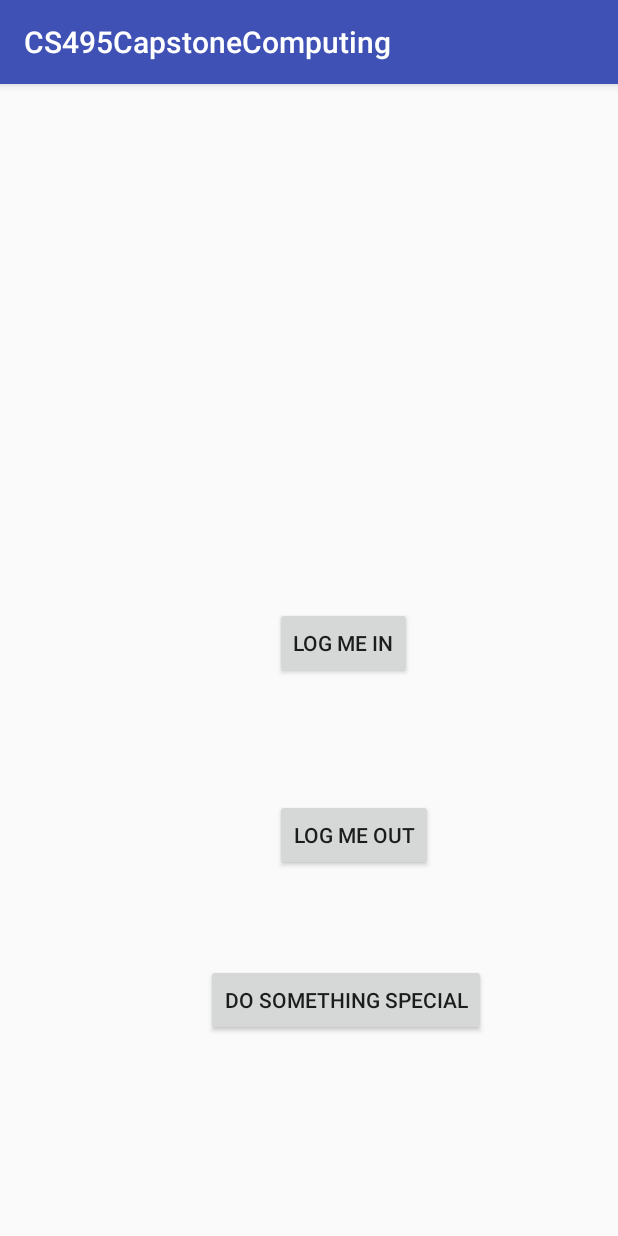
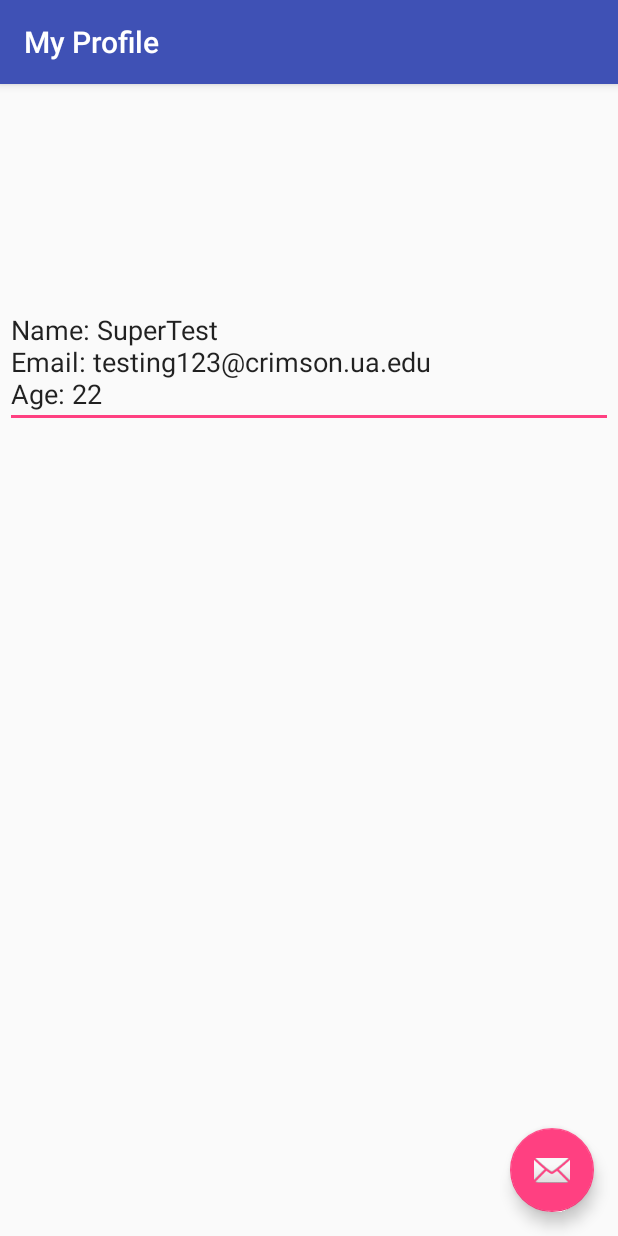
Before and after one commit to krowdedapp/krowdedapp.github.io, an Android app: the screen it shows after launch (TesterActivity before the commit, ProfileActivity after it), on a phone screen of 412 x 824 dp. Run offline under Robolectric (Android 15) with nearby library versions, the light colour scheme and no system bars; 1 statement that could not run was skipped.

Commit message:
Did everything

```diff
--- a/Krowded-Mobile-App/Hello World App/build.gradle
+++ b/Krowded-Mobile-App/Hello World App/build.gradle
@@ -37,6 +37,7 @@ dependencies {
     implementation 'com.android.support:support-v4:26.1.0'
     // implementation 'com.android.support:support-v4:27.1.0'
     //    implementation 'com.android.support:recyclerview-v7:26.1.0'
+    implementation 'com.android.support:design:26.1.0'
     compile fileTree(include: ['*.jar'], dir: 'libs')
     androidTestCompile('com.android.support.test.espresso:espresso-core:2.2.2', {
         exclude group: 'com.android.support', module: 'support-annotations'
@@ -52,4 +53,5 @@ dependencies {
     //compile 'com.squareup.picasso:picasso:2.71828'
     //'com.squareup.picasso:picasso:3.0.0'
     implementation project(':mysql-connector-java-5.1.46')
+    implementation 'com.google.android.gms:play-services-ads:12.0.1'
 }
--- /dev/null
+++ b/Krowded-Mobile-App/Hello World App/src/main/java/com/example/thebestteam/cs495capstonecomputing/ProfileActivity.java
@@ -0,0 +1,42 @@
+package com.example.thebestteam.cs495capstonecomputing;
+
+import android.os.Bundle;
+import android.support.design.widget.FloatingActionButton;
+import android.support.design.widget.Snackbar;
+import android.support.v7.app.AppCompatActivity;
+import android.support.v7.widget.Toolbar;
+import android.view.View;
+import android.widget.TextView;
+
+import static com.example.thebestteam.cs495capstonecomputing.MainActivity.*;
+
+
+public class ProfileActivity extends AppCompatActivity {
+    User user;
+
+    TextView infoBox;
+
+
+    @Override
+    protected void onCreate(Bundle savedInstanceState) {
+        super.onCreate(savedInstanceState);
+        setContentView(R.layout.activity_profile);
+        Toolbar toolbar = (Toolbar) findViewById(R.id.toolbar);
+        setSupportActionBar(toolbar);
+
+        FloatingActionButton fab = (FloatingActionButton) findViewById(R.id.fab);
+        fab.setOnClickListener(new View.OnClickListener() {
+            @Override
+            public void onClick(View view) {
+                Snackbar.make(view, "Replace with your own action", Snackbar.LENGTH_LONG)
+                        .setAction("Action", null).show();
+            }
+        });
+
+        user = new User();
+        user.logIn("SuperTest","testing123@crimson.ua.edu",22,1,0);
+        infoBox = (TextView)findViewById(R.id.txtInfo);
+        infoBox.setText("Name: " + user.name() + "\nEmail: " + user.email() + "\nAge: " + user.age());
+    }
+
+}
--- a/Krowded-Mobile-App/Hello World App/src/main/java/com/example/thebestteam/cs495capstonecomputing/User.java
+++ b/Krowded-Mobile-App/Hello World App/src/main/java/com/example/thebestteam/cs495capstonecomputing/User.java
@@ -14,21 +14,36 @@ public class User {
     private String email;
     public String email() { return email; }
 
-    public void User() {
+    private int age;
+    public int age() { return age; }
+
+    private int sex;
+    public int sex() { return sex; }
+
+    private boolean isBusiness;
+    public boolean isBusiness() { return isBusiness; }
+
+    public User() {
         loggedIn = false;
         email = "nobody@loggedout.com";
         name = "Guest";
     }
 
-    public void logIn(String uName, String uEmail) {
+    public void logIn(String uName, String uEmail, int uAge, int uSex, int uType) {
         loggedIn = true;
         name = uName;
         email = uEmail;
+        age = uAge;
+        sex = uSex;
+        if (uType == 1) { isBusiness = true; } else isBusiness = false;
     }
 
     public void logOut() {
         loggedIn = false;
         email = "nobody@loggedout.com";
         name = "Guest";
+        age = 0;
+        sex = -1;
+        isBusiness = false;
     }
 }
--- /dev/null
+++ b/Krowded-Mobile-App/Hello World App/src/main/res/layout/activity_profile.xml
@@ -0,0 +1,36 @@
+<?xml version="1.0" encoding="utf-8"?>
+<android.support.design.widget.CoordinatorLayout xmlns:android="http://schemas.android.com/apk/res/android"
+    xmlns:app="http://schemas.android.com/apk/res-auto"
+    xmlns:tools="http://schemas.android.com/tools"
+    android:layout_width="match_parent"
+    android:layout_height="match_parent"
+    tools:context="com.example.thebestteam.cs495capstonecomputing.ProfileActivity">
+
+    <android.support.design.widget.AppBarLayout
+        android:layout_width="match_parent"
+        android:layout_height="wrap_content"
+        android:theme="@style/AppTheme.AppBarOverlay">
+
+        <android.support.v7.widget.Toolbar
+            android:id="@+id/toolbar"
+            android:layout_width="match_parent"
+            android:layout_height="?attr/actionBarSize"
+            android:background="?attr/colorPrimary"
+            app:popupTheme="@style/AppTheme.PopupOverlay" />
+
+    </android.support.design.widget.AppBarLayout>
+
+    <include
+        layout="@layout/content_profile"
+        android:layout_height="210dp"
+        tools:layout_editor_absoluteY="358dp" />
+
+    <android.support.design.widget.FloatingActionButton
+        android:id="@+id/fab"
+        android:layout_width="wrap_content"
+        android:layout_height="wrap_content"
+        android:layout_gravity="bottom|end"
+        android:layout_margin="@dimen/fab_margin"
+        app:srcCompat="@android:drawable/ic_dialog_email" />
+
+</android.support.design.widget.CoordinatorLayout>
--- /dev/null
+++ b/Krowded-Mobile-App/Hello World App/src/main/res/layout/content_profile.xml
@@ -0,0 +1,23 @@
+<?xml version="1.0" encoding="utf-8"?>
+<android.support.constraint.ConstraintLayout xmlns:android="http://schemas.android.com/apk/res/android"
+    xmlns:app="http://schemas.android.com/apk/res-auto"
+    xmlns:tools="http://schemas.android.com/tools"
+    android:layout_width="match_parent"
+    android:layout_height="match_parent"
+    app:layout_behavior="@string/appbar_scrolling_view_behavior"
+    tools:context="com.example.thebestteam.cs495capstonecomputing.ProfileActivity"
+    tools:showIn="@layout/activity_profile">
+
+    <EditText
+        android:id="@+id/txtInfo"
+        android:layout_width="0dp"
+        android:layout_height="wrap_content"
+        android:layout_marginEnd="3dp"
+        android:layout_marginStart="3dp"
+        android:layout_marginTop="141dp"
+        android:ems="10"
+        android:inputType="textMultiLine"
+        app:layout_constraintEnd_toEndOf="parent"
+        app:layout_constraintStart_toStartOf="parent"
+        app:layout_constraintTop_toTopOf="parent" />
+</android.support.constraint.ConstraintLayout>
--- a/Krowded-Mobile-App/Hello World App/src/main/res/values/dimens.xml
+++ b/Krowded-Mobile-App/Hello World App/src/main/res/values/dimens.xml
@@ -1,4 +1,5 @@
 <?xml version="1.0" encoding="utf-8"?>
 <resources>
     <dimen name="text_margin">16dp</dimen>
+    <dimen name="fab_margin">16dp</dimen>
 </resources>
--- a/Krowded-Mobile-App/Hello World App/src/main/res/values/strings.xml
+++ b/Krowded-Mobile-App/Hello World App/src/main/res/values/strings.xml
@@ -1,5 +1,5 @@
 <resources>
-    <string name="app_name">CS495CapstoneComputing</string>
+    <string name="app_name">CS495: Krowded App</string>
     <string name="title_activity_maps">Map</string>
     <!--<<<<<<< HEAD-->
     <string name="thumbnail">thumbnail</string>
@@ -23,5 +23,6 @@
         <item>Movie Theater</item>
         <item>Restaurant</item>
     </string-array>
+    <string name="title_activity_profile">My Profile</string>
     <!-->>>>>>> 4c132646770886b0b9adf26c1908f8fc67d1b713-->
 </resources>
--- a/Krowded-Mobile-App/Hello World App/src/main/res/values/styles.xml
+++ b/Krowded-Mobile-App/Hello World App/src/main/res/values/styles.xml
@@ -8,4 +8,13 @@
         <item name="colorAccent">@color/colorAccent</item>
     </style>
 
+    <style name="AppTheme.NoActionBar">
+        <item name="windowActionBar">false</item>
+        <item name="windowNoTitle">true</item>
+    </style>
+
+    <style name="AppTheme.AppBarOverlay" parent="ThemeOverlay.AppCompat.Dark.ActionBar" />
+
+    <style name="AppTheme.PopupOverlay" parent="ThemeOverlay.AppCompat.Light" />
+
 </resources>
```
Also changed, not shown: Krowded-Mobile-App/Hello World App/src/main/AndroidManifest.xml (+8 -7 lines), Krowded-Mobile-App/Hello World App/src/main/java/com/example/thebestteam/cs495capstonecomputing/MainActivity.java (+77 -18 lines), Krowded-Mobile-App/Hello World App/src/main/res/layout/activity_main.xml (+3 -9 lines).
